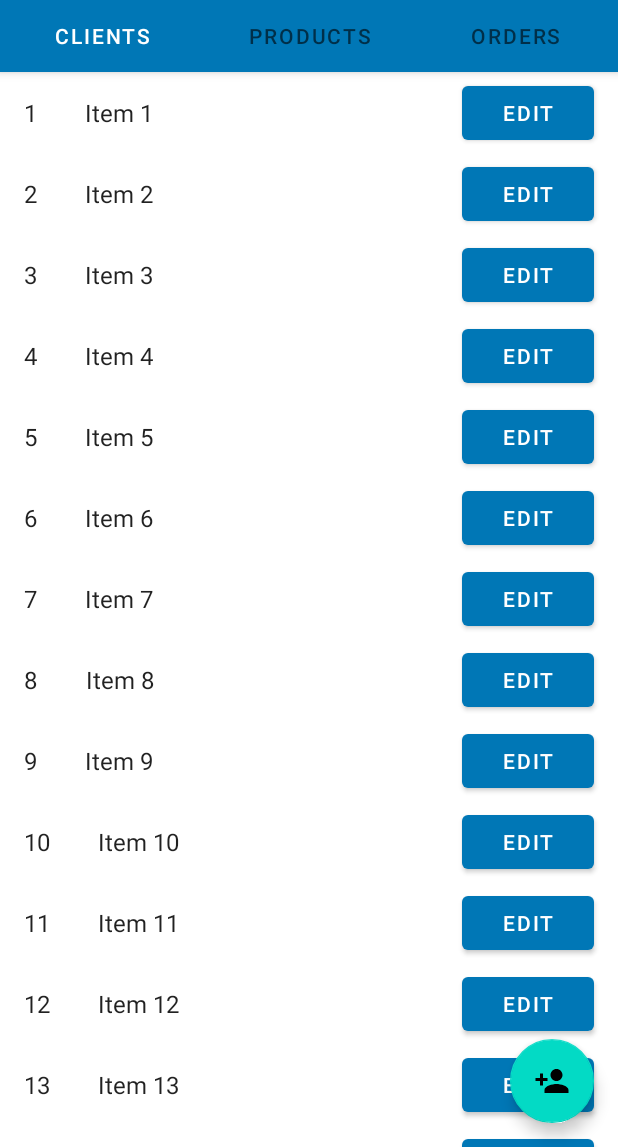
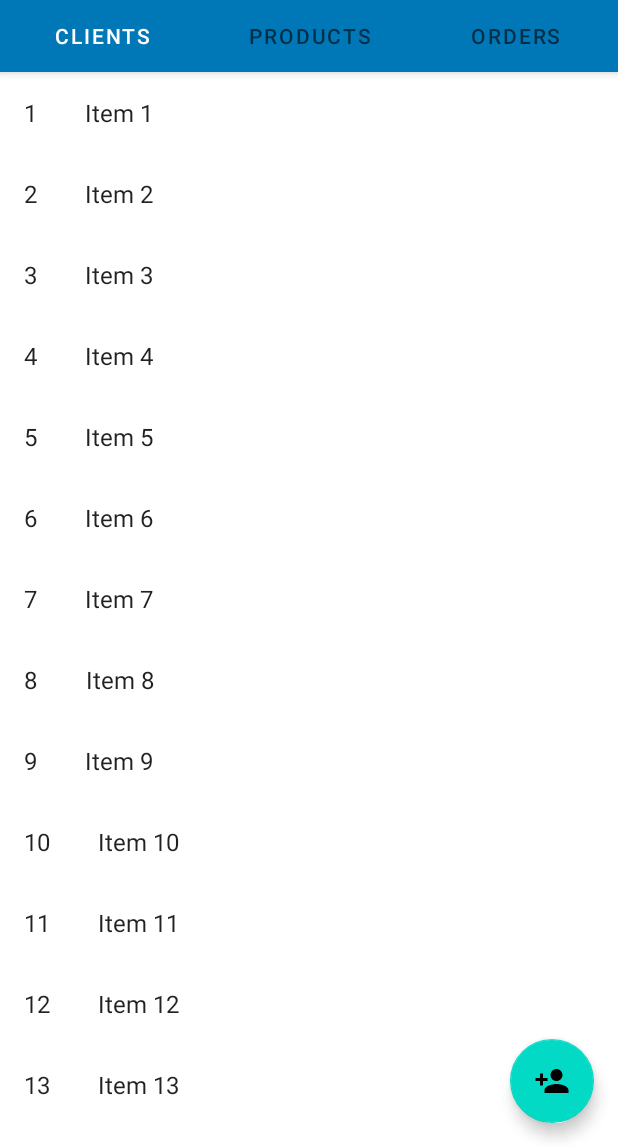
Before and after one commit to tomgreef/H2O-contacts-products-app, an Android app: the screen it shows after launch (MainActivity), on a phone screen of 412 x 824 dp, the part 89-1236 px from its top. Run offline under Robolectric (Android 15) with nearby library versions, the phone set to English and light mode, and no system bars.

Commit message:
:art: Edit button for Client - FIXED

```diff
--- a/App/app/src/main/java/com/example/app/MainActivity.java
+++ b/App/app/src/main/java/com/example/app/MainActivity.java
@@ -42,8 +42,6 @@ public class MainActivity extends AppCompatActivity {
                 addClient(view);
             }
         });
-
-
     }
 
     public void addClient(android.view.View v) {
--- a/App/app/src/main/java/com/example/app/UpdateClient.java
+++ b/App/app/src/main/java/com/example/app/UpdateClient.java
@@ -17,6 +17,7 @@ public class UpdateClient extends AppCompatActivity {
 
         Button cancel = findViewById(R.id.cancel);
 
+        if(cancel != null){
             cancel.setOnClickListener(new View.OnClickListener() {
                 @Override
                 public void onClick(View view) {
@@ -26,6 +27,8 @@ public class UpdateClient extends AppCompatActivity {
             });
         }
 
+    }
+
     public void cancelar(android.view.View v) {
         Intent intent = new Intent(this, MainActivity.class);
         startActivity(intent);
--- a/App/app/src/main/java/com/example/app/fragments/ClientsFragment.java
+++ b/App/app/src/main/java/com/example/app/fragments/ClientsFragment.java
@@ -18,17 +18,24 @@ import android.widget.Toast;
 import com.example.app.AddClient;
 import com.example.app.MainActivity;
 import com.example.app.R;
+import com.example.app.UpdateClient;
 import com.example.app.fragments.dummy.DummyContent;
+
+import java.util.ArrayList;
+import java.util.List;
 
 /**
  * A fragment representing a list of Items.
  */
-public class ClientsFragment extends Fragment {
+public class ClientsFragment extends Fragment implements MyClientsRecyclerViewAdapter.OnClientListenser {
 
     // TODO: Customize parameter argument names
     private static final String ARG_COLUMN_COUNT = "column-count";
     // TODO: Customize parameters
     private int mColumnCount = 1;
+
+    // Vars
+    private List<DummyContent.DummyItem> mValues = new ArrayList<>();
 
     /**
      * Mandatory empty constructor for the fragment manager to instantiate the
@@ -60,18 +67,6 @@ public class ClientsFragment extends Fragment {
     public View onCreateView(LayoutInflater inflater, ViewGroup container,
                              Bundle savedInstanceState) {
         View view = inflater.inflate(R.layout.fragment_client_list, container, false);
-        Button update = view.findViewById(R.id.update);
-
-        if(update != null){
-            update.setOnClickListener(new View.OnClickListener() {
-                @Override
-                public void onClick(View view) {
-                    Toast.makeText(getActivity(), "Adding Client", Toast.LENGTH_LONG).show();
-                    Intent intent = new Intent(getActivity(), MainActivity.class);
-                    startActivity(intent);
-                }
-            });
-        }
 
         // Set the adapter
         if (view instanceof RecyclerView) {
@@ -82,8 +77,16 @@ public class ClientsFragment extends Fragment {
             } else {
                 recyclerView.setLayoutManager(new GridLayoutManager(context, mColumnCount));
             }
-            recyclerView.setAdapter(new MyClientsRecyclerViewAdapter(DummyContent.ITEMS));
+            recyclerView.setAdapter(new MyClientsRecyclerViewAdapter(DummyContent.ITEMS, this));
         }
         return view;
     }
+
+    @Override
+    public void onClientClick(int position) {
+        Toast.makeText(getActivity(), "Editing Client", Toast.LENGTH_LONG).show();
+        Intent intent = new Intent(getActivity(), UpdateClient.class);
+        // intent.putExtra("Some info", "something else");
+        startActivity(intent);
+    }
 }
--- a/App/app/src/main/java/com/example/app/fragments/MyClientsRecyclerViewAdapter.java
+++ b/App/app/src/main/java/com/example/app/fragments/MyClientsRecyclerViewAdapter.java
@@ -2,11 +2,15 @@ package com.example.app.fragments;
 
 import androidx.recyclerview.widget.RecyclerView;
 
+import android.content.Intent;
 import android.view.LayoutInflater;
 import android.view.View;
 import android.view.ViewGroup;
+import android.widget.Button;
 import android.widget.TextView;
+import android.widget.Toast;
 
+import com.example.app.MainActivity;
 import com.example.app.R;
 import com.example.app.fragments.dummy.DummyContent.DummyItem;
 
@@ -19,9 +23,11 @@ import java.util.List;
 public class MyClientsRecyclerViewAdapter extends RecyclerView.Adapter<MyClientsRecyclerViewAdapter.ViewHolder> {
 
     private final List<DummyItem> mValues;
+    private OnClientListenser mOnClientListener;
 
-    public MyClientsRecyclerViewAdapter(List<DummyItem> items) {
+    public MyClientsRecyclerViewAdapter(List<DummyItem> items, OnClientListenser onClientListenser) {
         mValues = items;
+        this.mOnClientListener = onClientListenser;
     }
 
     @Override
@@ -29,7 +35,8 @@ public class MyClientsRecyclerViewAdapter extends RecyclerView.Adapter<MyClients
         View view = LayoutInflater.from(parent.getContext())
                 .inflate(R.layout.fragment_clients, parent, false);
 
-        return new ViewHolder(view);
+
+        return new ViewHolder(view, mOnClientListener);
     }
 
     @Override
@@ -44,22 +51,37 @@ public class MyClientsRecyclerViewAdapter extends RecyclerView.Adapter<MyClients
         return mValues.size();
     }
 
-    public class ViewHolder extends RecyclerView.ViewHolder {
+    public class ViewHolder extends RecyclerView.ViewHolder implements View.OnClickListener {
         public final View mView;
         public final TextView mIdView;
         public final TextView mContentView;
         public DummyItem mItem;
 
-        public ViewHolder(View view) {
+        OnClientListenser onClientListener;
+
+        public ViewHolder(View view, OnClientListenser onClientListener) {
             super(view);
             mView = view;
             mIdView = (TextView) view.findViewById(R.id.item_number);
             mContentView = (TextView) view.findViewById(R.id.content);
+
+            this.onClientListener = onClientListener;
+            itemView.setOnClickListener(this);
         }
 
         @Override
         public String toString() {
             return super.toString() + " '" + mContentView.getText() + "'";
         }
+
+        // Implementation of interface
+        @Override
+        public void onClick(View v) {
+            onClientListener.onClientClick(getAdapterPosition());
+        }
+    }
+
+    public interface OnClientListenser{
+        public void onClientClick(int position);
     }
 }
--- a/App/app/src/main/res/layout/activity_update_client.xml
+++ b/App/app/src/main/res/layout/activity_update_client.xml
@@ -53,7 +53,7 @@
         app:layout_constraintTop_toBottomOf="@+id/editTextTextPersonName2" />
 
     <Button
-        android:id="@+id/cancel2"
+        android:id="@+id/cancel"
         android:layout_width="wrap_content"
         android:layout_height="wrap_content"
         android:layout_marginStart="50dp"
--- a/App/app/src/main/res/layout/fragment_clients.xml
+++ b/App/app/src/main/res/layout/fragment_clients.xml
@@ -18,20 +18,4 @@
         android:layout_height="wrap_content"
         android:layout_margin="@dimen/text_margin"
         android:textAppearance="?attr/textAppearanceListItem" />
-
-    <androidx.constraintlayout.widget.ConstraintLayout
-        android:layout_width="match_parent"
-        android:layout_height="match_parent">
-
-        <Button
-            android:id="@+id/update"
-            android:layout_width="wrap_content"
-            android:layout_height="wrap_content"
-            android:layout_marginEnd="16dp"
-            android:layout_marginRight="16dp"
-            android:text="@string/edit"
-            app:layout_constraintBottom_toBottomOf="parent"
-            app:layout_constraintEnd_toEndOf="parent"
-            app:layout_constraintTop_toTopOf="parent" />
-    </androidx.constraintlayout.widget.ConstraintLayout>
 </LinearLayout>
```
Lines whose indentation alone changed are shown as unchanged.
